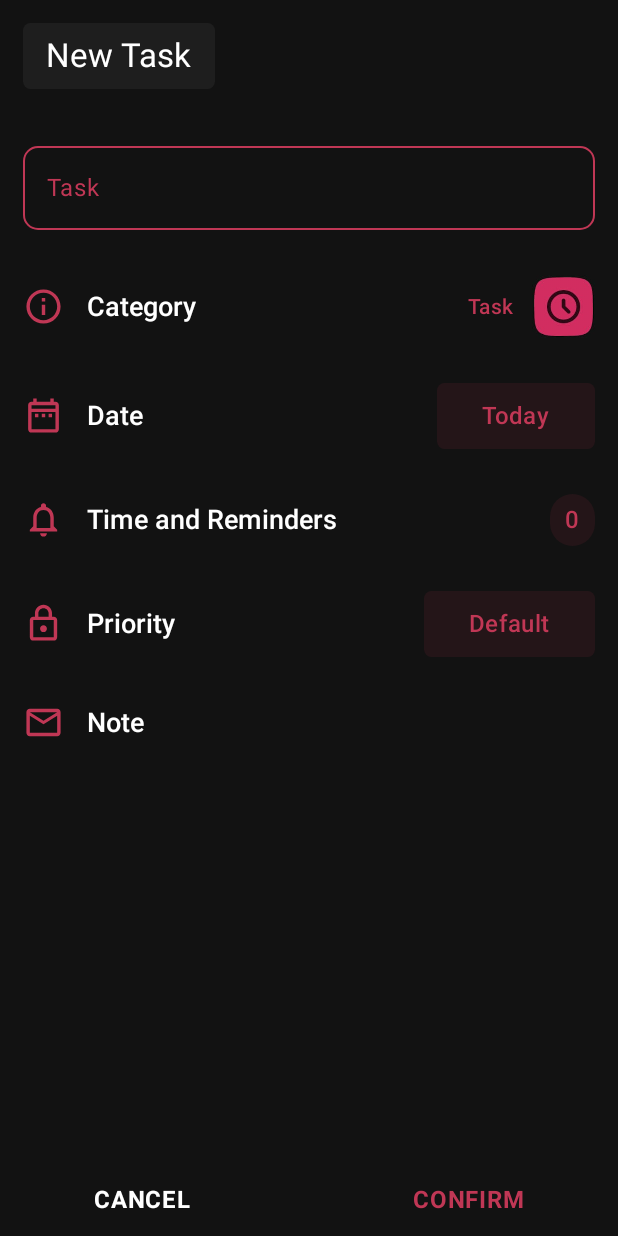
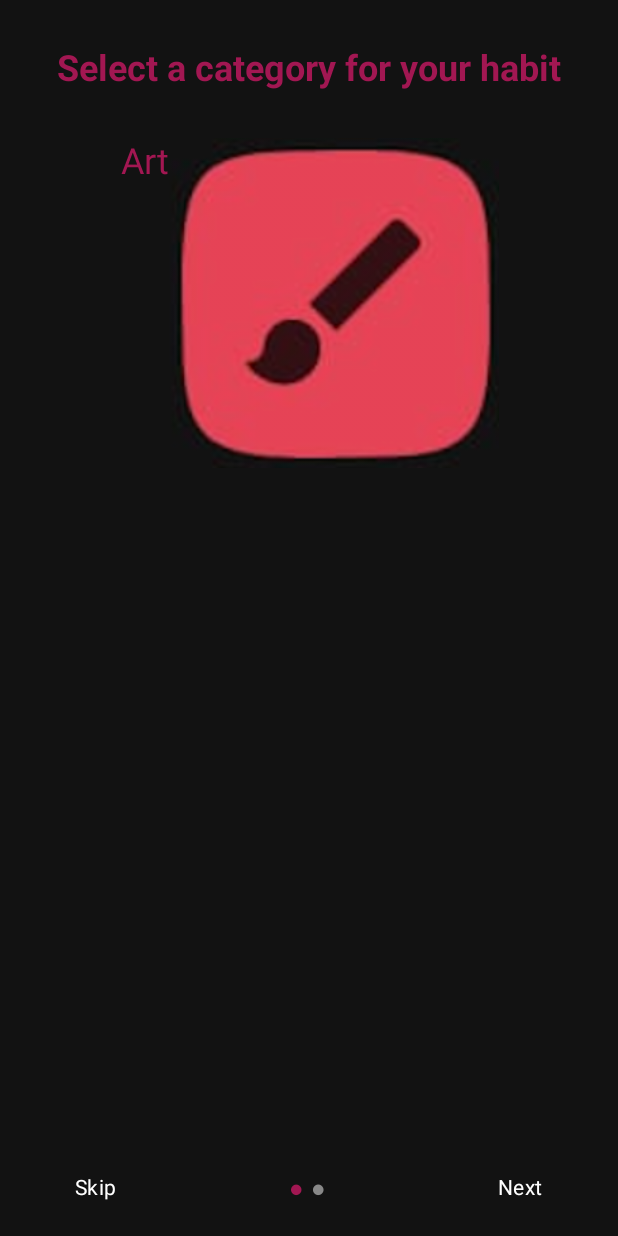
Before and after one commit to aminakhtar5595/LoopWell, an Android app built with Jetpack Compose: the screen it shows after launch (MainActivity), on a phone screen of 412 x 824 dp. Run offline under Robolectric (Android 15) with nearby library versions, the phone set to English and light mode, and no system bars; our stand-ins replace accompanist.

Commit message:
Start working on create habit flow

```diff
--- a/app/src/main/java/com/example/loopwell/ui/components/BottomNavBar.kt
+++ b/app/src/main/java/com/example/loopwell/ui/components/BottomNavBar.kt
@@ -29,7 +29,7 @@ fun BottomNavBar(navController: NavController) {
     val currentRoute = navBackStackEntry?.destination?.route
 
 //    if (items.any { it.route == currentRoute }) {
-        if (currentRoute != "category" && currentRoute != "create_task") {
+        if (currentRoute != "category" && currentRoute != "create_task" && currentRoute != "habit_flow") {
         NavigationBar(
             containerColor = DarkGray
         ) {
--- /dev/null
+++ b/app/src/main/java/com/example/loopwell/ui/components/HabitFlowScreen.kt
@@ -0,0 +1,123 @@
+package com.example.loopwell.ui.components
+
+import androidx.compose.foundation.Image
+import androidx.compose.foundation.background
+import androidx.compose.foundation.clickable
+import androidx.compose.foundation.layout.Arrangement
+import androidx.compose.foundation.layout.Column
+import androidx.compose.foundation.layout.Row
+import androidx.compose.foundation.layout.Spacer
+import androidx.compose.foundation.layout.fillMaxSize
+import androidx.compose.foundation.layout.fillMaxWidth
+import androidx.compose.foundation.layout.height
+import androidx.compose.foundation.layout.padding
+import androidx.compose.foundation.layout.size
+import androidx.compose.material3.MaterialTheme
+import androidx.compose.material3.Text
+import androidx.compose.runtime.Composable
+import androidx.compose.ui.Alignment
+import androidx.compose.ui.Modifier
+import androidx.compose.ui.graphics.Color
+import androidx.compose.ui.res.painterResource
+import androidx.compose.ui.text.font.FontWeight
+import androidx.compose.ui.text.style.TextAlign
+import androidx.compose.ui.unit.dp
+import androidx.compose.ui.unit.sp
+import com.example.loopwell.R
+
+@Composable
+fun HabitFlowScreen(
+    imageRes: Int,
+    title: String,
+    description: String,
+    currentPage: Int,
+    totalPages: Int,
+    onNextClick: () -> Unit,
+    onSkipClick: () -> Unit,
+    leftLabel: String,
+    rightLabel: String
+) {
+    Column(
+        modifier = Modifier
+            .fillMaxSize()
+            .background(color = Color(0xFF121212))
+            .padding(horizontal = 10.dp),
+        verticalArrangement = Arrangement.SpaceBetween,
+        horizontalAlignment = Alignment.CenterHorizontally
+    ) {
+        Column(
+            horizontalAlignment = Alignment.CenterHorizontally,
+            modifier = Modifier.padding(top = 30.dp)
+        ) {
+            Text(
+                text = title,
+                style = MaterialTheme.typography.headlineSmall.copy(
+                    color = Color(0xFFa21752),
+                    fontWeight = FontWeight.Bold
+                )
+            )
+            Spacer(modifier = Modifier.height(30.dp))
+
+            Row {
+                Text(
+                    text = "Art",
+                    style = MaterialTheme.typography.headlineSmall.copy(
+                        color = Color(0xFFa21752)
+                    )
+                )
+
+                Image(
+                    painter = painterResource(id = R.drawable.art_icon),
+                    contentDescription = "Onboarding Image",
+                    modifier = Modifier.size(220.dp)
+                )
+            }
+
+//            Image(
+//                painter = painterResource(id = imageRes),
+//                contentDescription = "Onboarding Image",
+//                modifier = Modifier.size(220.dp)
+//            )
+
+//            Text(
+//                text = title,
+//                style = MaterialTheme.typography.headlineSmall.copy(
+//                    color = Color(0xFFa21752),
+//                    fontWeight = FontWeight.Bold
+//                ),
+//                modifier = Modifier.padding(top = 30.dp, bottom = 10.dp)
+//            )
+
+//            Text(
+//                text = description,
+//                style = MaterialTheme.typography.bodyLarge.copy(
+//                    color = Color.White,
+//                    textAlign = TextAlign.Center,
+//                    fontSize = 18.sp
+//                ),
+//                modifier = Modifier.padding(horizontal = 20.dp)
+//            )
+        }
+
+        Row(
+            modifier = Modifier
+                .fillMaxWidth()
+                .padding(horizontal = 40.dp, vertical = 20.dp),
+            horizontalArrangement = Arrangement.SpaceBetween,
+            verticalAlignment = Alignment.CenterVertically
+        ) {
+            Text(
+                text = leftLabel,
+                style = MaterialTheme.typography.bodyMedium.copy(color = Color.White),
+                modifier = Modifier.clickable { onSkipClick() }
+            )
+            PageIndicator(currentPage = currentPage, totalPages = totalPages)
+
+            Text(
+                text = rightLabel,
+                style = MaterialTheme.typography.bodyMedium.copy(color = Color.White),
+                modifier = Modifier.clickable { onNextClick() }
+            )
+        }
+    }
+}
--- a/app/src/main/java/com/example/loopwell/ui/navigation/AppNavigation.kt
+++ b/app/src/main/java/com/example/loopwell/ui/navigation/AppNavigation.kt
@@ -9,6 +9,7 @@ import androidx.navigation.NavHostController
 import androidx.navigation.compose.NavHost
 import androidx.navigation.compose.composable
 import com.example.loopwell.ui.screens.categories.CategoriesScreen
+import com.example.loopwell.ui.screens.habit.CreateHabitFlow
 import com.example.loopwell.ui.screens.habit.HabitsScreen
 import com.example.loopwell.ui.screens.splash.SplashScreen
 import com.example.loopwell.ui.screens.home.HomeScreen
@@ -20,19 +21,22 @@ import kotlinx.coroutines.delay
 @RequiresApi(Build.VERSION_CODES.O)
 @Composable
 fun AppNavigation(navController: NavHostController, modifier: Modifier = Modifier) {
-    NavHost(navController = navController, startDestination = "create_task", modifier = modifier) {
+    NavHost(navController = navController, startDestination = "habit_flow", modifier = modifier) {
         composable("splash") { SplashScreen() }
         composable("home") { HomeScreen(navController) }
         composable("onboarding") { OnboardingFlow(navController) }
+        composable("category") { CategoriesScreen(navController) }
+
         composable("habits") { HabitsScreen() }
-        composable("category") { CategoriesScreen(navController) }
+        composable("habit_flow") { CreateHabitFlow(navController) }
+
         composable("tasks") { TasksScreen(navController) }
         composable("create_task") { CreateTask(navController) }
     }
 
     LaunchedEffect(Unit) {
         delay(2000)
-        navController.navigate("create_task") {
+        navController.navigate("habit_flow") {
             popUpTo("splash") { inclusive = true }
         }
     }
--- /dev/null
+++ b/app/src/main/java/com/example/loopwell/ui/screens/habit/CreateHabitFlow.kt
@@ -0,0 +1,59 @@
+package com.example.loopwell.ui.screens.habit
+
+import androidx.compose.runtime.Composable
+import androidx.compose.runtime.getValue
+import androidx.compose.runtime.mutableStateOf
+import androidx.compose.runtime.remember
+import androidx.compose.runtime.setValue
+import androidx.navigation.NavController
+import com.example.loopwell.R
+import com.example.loopwell.ui.components.HabitFlowScreen
+
+@Composable
+fun CreateHabitFlow(navController: NavController) {
+    var currentPage by remember { mutableStateOf(0) }
+
+    val onboardingItems = listOf(
+        Triple(R.drawable.onboarding_icon_one, "Select a category for your habit", "This app will help you to keep an organized routine as you build new habits!"),
+        Triple(R.drawable.onboarding_icon_two, "Build a Better Routine", "To begin using LoopWell, start by recording the habits you want to track in your life along with your pending tasks."),
+//        Triple(R.drawable.onboarding_icon_three, "Make Each Day Count", "Each day, you will receive a list of all your scheduled activities. Make sure of our customizable reminders to ensure you complete them all!"),
+//        Triple(R.drawable.onboarding_icon_four, "Stay Motivated", "Create streaks of success for your habits and complete all your tasks. Use the charts and tools to deeply analyze your progress."),
+//        Triple(R.drawable.onboarding_icon_five, "Customize Your Journey", "Try all the customization options, create a daily journal and protect your data. There are many features to discover!"),
+    )
+
+    val isLastPage = currentPage == onboardingItems.lastIndex
+    val isFirstPage = currentPage == 0
+//    val item = onboardingItems[currentPage]
+
+    val (image, title, desc) = onboardingItems[currentPage]
+
+    HabitFlowScreen(
+        imageRes = image,
+        title = title,
+        description = desc,
+        currentPage = currentPage,
+        totalPages = onboardingItems.size,
+
+        onSkipClick = {
+            if (isFirstPage) {
+                navController.navigate("home") {
+                    popUpTo("onboarding") { inclusive = true }
+                }
+            } else {
+                currentPage--
+            }
+        },
+        onNextClick = {
+            if (isLastPage) {
+                navController.navigate("home") {
+                    popUpTo("onboarding") { inclusive = true }
+                }
+            } else {
+                currentPage++
+            }
+        },
+
+        leftLabel = if (isFirstPage) "Skip" else "Back",
+        rightLabel = if (isLastPage) "Done" else "Next"
+    )
+}
```
